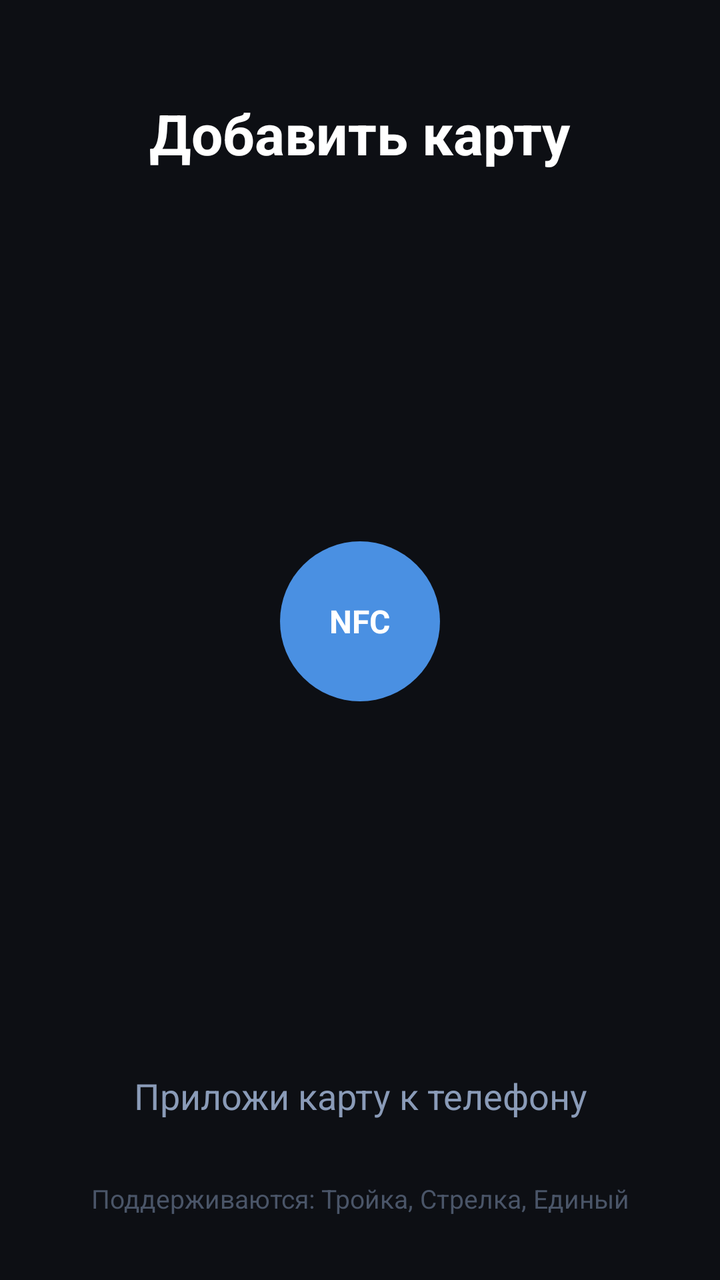
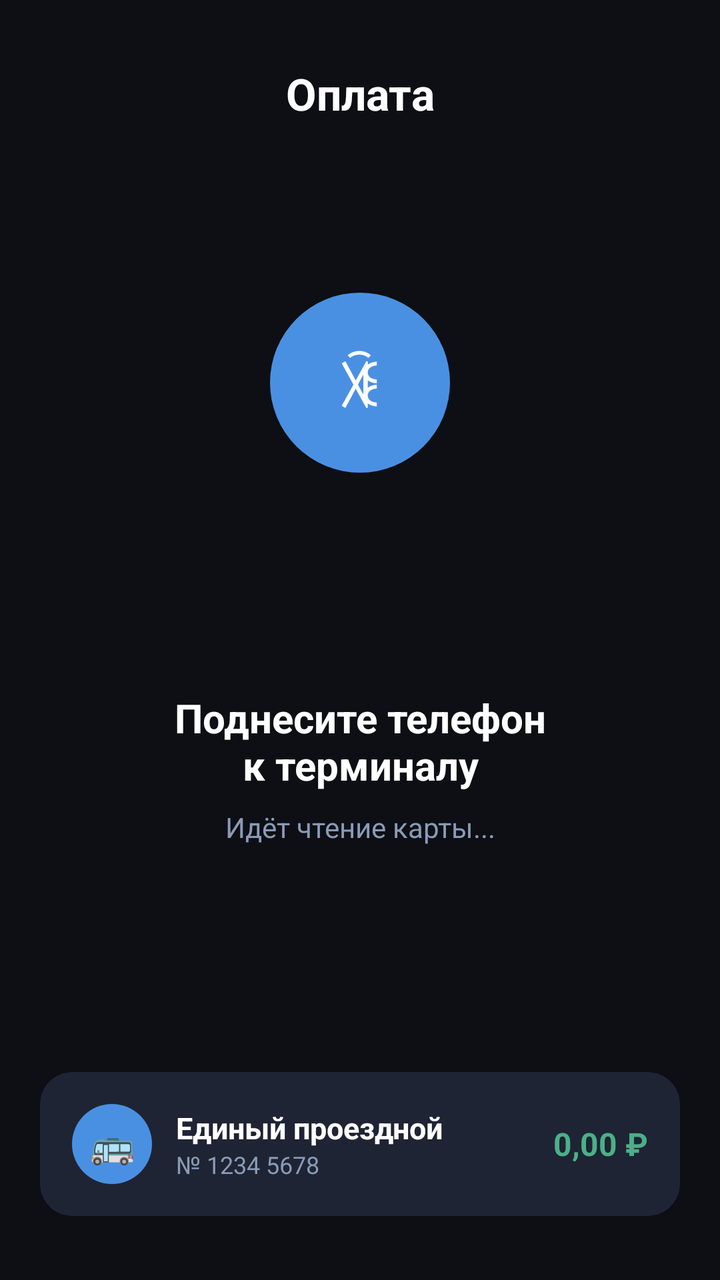

The first picture is an Android layout as it rendered before a commit; the second is the same layout after the commit. The layout source and the unified diff follow.
<!-- AndroidManifest.xml: application theme Theme.TransitWallet -->
<!-- res/layout/fragment_scan.xml -->
<?xml version="1.0" encoding="utf-8"?>
<androidx.constraintlayout.widget.ConstraintLayout
    xmlns:android="http://schemas.android.com/apk/res/android"
    xmlns:app="http://schemas.android.com/apk/res-auto"
    android:layout_width="match_parent"
    android:layout_height="match_parent"
    android:background="@color/background">

    <TextView
        android:id="@+id/scan_title"
        android:layout_width="wrap_content"
        android:layout_height="wrap_content"
        android:layout_marginTop="48dp"
        android:text="Добавить карту"
        android:textColor="@color/text_primary"
        android:textSize="28sp"
        android:textStyle="bold"
        app:layout_constraintEnd_toEndOf="parent"
        app:layout_constraintStart_toStartOf="parent"
        app:layout_constraintTop_toTopOf="parent" />

    <FrameLayout
        android:id="@+id/nfc_animation_container"
        android:layout_width="220dp"
        android:layout_height="220dp"
        app:layout_constraintBottom_toTopOf="@id/scan_status"
        app:layout_constraintEnd_toEndOf="parent"
        app:layout_constraintStart_toStartOf="parent"
        app:layout_constraintTop_toBottomOf="@id/scan_title">

        <View
            android:id="@+id/pulse_ring_3"
            android:layout_width="220dp"
            android:layout_height="220dp"
            android:layout_gravity="center"
            android:alpha="0"
            android:background="@drawable/nfc_pulse_ring" />

        <View
            android:id="@+id/pulse_ring_2"
            android:layout_width="170dp"
            android:layout_height="170dp"
            android:layout_gravity="center"
            android:alpha="0"
            android:background="@drawable/nfc_pulse_ring" />

        <View
            android:id="@+id/pulse_ring_1"
            android:layout_width="120dp"
            android:layout_height="120dp"
            android:layout_gravity="center"
            android:alpha="0"
            android:background="@drawable/nfc_pulse_ring" />

        <View
            android:id="@+id/nfc_center"
            android:layout_width="80dp"
            android:layout_height="80dp"
            android:layout_gravity="center"
            android:background="@drawable/nfc_center_bg" />

        <TextView
            android:layout_width="wrap_content"
            android:layout_height="wrap_content"
            android:layout_gravity="center"
            android:text="NFC"
            android:textColor="@color/white"
            android:textSize="16sp"
            android:textStyle="bold" />

    </FrameLayout>

    <TextView
        android:id="@+id/scan_status"
        android:layout_width="wrap_content"
        android:layout_height="wrap_content"
        android:layout_marginBottom="80dp"
        android:gravity="center"
        android:text="@string/scan_prompt"
        android:textColor="@color/text_secondary"
        android:textSize="18sp"
        app:layout_constraintBottom_toBottomOf="parent"
        app:layout_constraintEnd_toEndOf="parent"
        app:layout_constraintStart_toStartOf="parent" />

    <TextView
        android:id="@+id/scan_hint"
        android:layout_width="wrap_content"
        android:layout_height="wrap_content"
        android:layout_marginBottom="32dp"
        android:gravity="center"
        android:text="Поддерживаются: Тройка, Стрелка, Единый"
        android:textColor="@color/text_hint"
        android:textSize="13sp"
        app:layout_constraintBottom_toBottomOf="parent"
        app:layout_constraintEnd_toEndOf="parent"
        app:layout_constraintStart_toStartOf="parent" />

</androidx.constraintlayout.widget.ConstraintLayout>
<!-- resources referenced by this layout -->
<resources>
  <color name="background">#0D0F14</color>
  <color name="text_hint">#4A5568</color>
  <color name="text_primary">#FFFFFF</color>
  <color name="text_secondary">#8A9BB8</color>
  <color name="white">#FFFFFF</color>
  <!-- drawable nfc_center_bg (drawable) -->
  <?xml version="1.0" encoding="utf-8"?>
  <shape xmlns:android="http://schemas.android.com/apk/res/android"
      android:shape="oval">
      <solid android:color="#4A90E2" />
  </shape>
  <!-- drawable nfc_pulse_ring (drawable) -->
  <?xml version="1.0" encoding="utf-8"?>
  <shape xmlns:android="http://schemas.android.com/apk/res/android"
      android:shape="oval">
      <stroke android:width="2dp" android:color="#4A90E2" />
      <solid android:color="#114A90E2" />
  </shape>
  <string name="scan_prompt">Приложи карту к телефону</string>
  <style name="Theme.TransitWallet" parent="Theme.Material3.Light.NoActionBar">
          <item name="colorPrimary">@color/accent_blue</item>
          <item name="colorPrimaryVariant">@color/accent_blue_dark</item>
          <item name="colorOnPrimary">@color/white</item>
          <item name="colorSurface">@color/surface_light</item>
          <item name="android:windowBackground">@color/background_light</item>
          <item name="android:statusBarColor">@color/background_light</item>
          <item name="android:navigationBarColor">@color/surface_nav_light</item>
          <item name="backgroundColor">@color/background_light</item>
          <item name="surfaceColor">@color/surface_light</item>
          <item name="navColor">@color/surface_nav_light</item>
          <item name="textPrimaryColor">@color/text_primary_light</item>
          <item name="textSecondaryColor">@color/text_secondary_light</item>
          <item name="dividerColor">@color/divider_light</item>
      </style>
  <color name="accent_blue">#4A90E2</color>
  <color name="accent_blue_dark">#2E6DB4</color>
  <color name="surface_light">#FFFFFF</color>
  <color name="background_light">#F5F7FA</color>
  <color name="surface_nav_light">#FFFFFF</color>
  <color name="text_primary_light">#0D0F14</color>
  <color name="text_secondary_light">#4A5568</color>
  <color name="divider_light">#E2E8F0</color>
</resources>

<!-- the commit's change to res/layout/fragment_scan.xml (unified diff, before → after) -->
@@ -7,13 +7,13 @@
     android:background="@color/background">
 
     <TextView
-        android:id="@+id/scan_title"
+        android:id="@+id/pay_title"
         android:layout_width="wrap_content"
         android:layout_height="wrap_content"
-        android:layout_marginTop="48dp"
-        android:text="Добавить карту"
+        android:layout_marginTop="32dp"
+        android:text="Оплата"
         android:textColor="@color/text_primary"
-        android:textSize="28sp"
+        android:textSize="22sp"
         android:textStyle="bold"
         app:layout_constraintEnd_toEndOf="parent"
         app:layout_constraintStart_toStartOf="parent"
@@ -21,41 +21,42 @@
 
     <FrameLayout
         android:id="@+id/nfc_animation_container"
-        android:layout_width="220dp"
-        android:layout_height="220dp"
+        android:layout_width="260dp"
+        android:layout_height="260dp"
         app:layout_constraintBottom_toTopOf="@id/scan_status"
         app:layout_constraintEnd_toEndOf="parent"
         app:layout_constraintStart_toStartOf="parent"
-        app:layout_constraintTop_toBottomOf="@id/scan_title">
+        app:layout_constraintTop_toBottomOf="@id/pay_title"
+        app:layout_constraintVertical_chainStyle="packed">
 
         <View
             android:id="@+id/pulse_ring_3"
-            android:layout_width="220dp"
-            android:layout_height="220dp"
+            android:layout_width="260dp"
+            android:layout_height="260dp"
             android:layout_gravity="center"
             android:alpha="0"
             android:background="@drawable/nfc_pulse_ring" />
 
         <View
             android:id="@+id/pulse_ring_2"
-            android:layout_width="170dp"
-            android:layout_height="170dp"
+            android:layout_width="200dp"
+            android:layout_height="200dp"
             android:layout_gravity="center"
             android:alpha="0"
             android:background="@drawable/nfc_pulse_ring" />
 
         <View
             android:id="@+id/pulse_ring_1"
-            android:layout_width="120dp"
-            android:layout_height="120dp"
+            android:layout_width="140dp"
+            android:layout_height="140dp"
             android:layout_gravity="center"
             android:alpha="0"
             android:background="@drawable/nfc_pulse_ring" />
 
         <View
             android:id="@+id/nfc_center"
-            android:layout_width="80dp"
-            android:layout_height="80dp"
+            android:layout_width="90dp"
+            android:layout_height="90dp"
             android:layout_gravity="center"
             android:background="@drawable/nfc_center_bg" />
 
@@ -63,10 +64,9 @@
             android:layout_width="wrap_content"
             android:layout_height="wrap_content"
             android:layout_gravity="center"
-            android:text="NFC"
+            android:text="&#41447;"
             android:textColor="@color/white"
-            android:textSize="16sp"
-            android:textStyle="bold" />
+            android:textSize="32sp" />
 
     </FrameLayout>
 
@@ -74,26 +74,95 @@
         android:id="@+id/scan_status"
         android:layout_width="wrap_content"
         android:layout_height="wrap_content"
-        android:layout_marginBottom="80dp"
+        android:layout_marginTop="24dp"
         android:gravity="center"
-        android:text="@string/scan_prompt"
-        android:textColor="@color/text_secondary"
-        android:textSize="18sp"
-        app:layout_constraintBottom_toBottomOf="parent"
+        android:text="Поднесите телефон\nк терминалу"
+        android:textColor="@color/text_primary"
+        android:textSize="20sp"
+        android:textStyle="bold"
         app:layout_constraintEnd_toEndOf="parent"
-        app:layout_constraintStart_toStartOf="parent" />
+        app:layout_constraintStart_toStartOf="parent"
+        app:layout_constraintTop_toBottomOf="@id/nfc_animation_container" />
 
     <TextView
         android:id="@+id/scan_hint"
         android:layout_width="wrap_content"
         android:layout_height="wrap_content"
+        android:layout_marginTop="8dp"
+        android:gravity="center"
+        android:text="Идёт чтение карты..."
+        android:textColor="@color/text_secondary"
+        android:textSize="14sp"
+        app:layout_constraintEnd_toEndOf="parent"
+        app:layout_constraintStart_toStartOf="parent"
+        app:layout_constraintTop_toBottomOf="@id/scan_status" />
+
+    <androidx.cardview.widget.CardView
+        android:id="@+id/active_card_view"
+        android:layout_width="0dp"
+        android:layout_height="wrap_content"
+        android:layout_marginHorizontal="20dp"
         android:layout_marginBottom="32dp"
-        android:gravity="center"
-        android:text="Поддерживаются: Тройка, Стрелка, Единый"
-        android:textColor="@color/text_hint"
-        android:textSize="13sp"
+        xmlns:card="http://schemas.android.com/apk/res-auto"
+        card:cardCornerRadius="16dp"
+        card:cardBackgroundColor="@color/surface_card"
+        card:cardElevation="0dp"
         app:layout_constraintBottom_toBottomOf="parent"
         app:layout_constraintEnd_toEndOf="parent"
-        app:layout_constraintStart_toStartOf="parent" />
+        app:layout_constraintStart_toStartOf="parent">
+
+        <LinearLayout
+            android:layout_width="match_parent"
+            android:layout_height="wrap_content"
+            android:orientation="horizontal"
+            android:padding="16dp"
+            android:gravity="center_vertical">
+
+            <TextView
+                android:layout_width="40dp"
+                android:layout_height="40dp"
+                android:background="@drawable/nfc_center_bg"
+                android:gravity="center"
+                android:text="&#128652;"
+                android:textSize="18sp" />
+
+            <LinearLayout
+                android:layout_width="0dp"
+                android:layout_height="wrap_content"
+                android:layout_weight="1"
+                android:layout_marginStart="12dp"
+                android:orientation="vertical">
+
+                <TextView
+                    android:id="@+id/active_card_name"
+                    android:layout_width="wrap_content"
+                    android:layout_height="wrap_content"
+                    android:text="Единый проездной"
+                    android:textColor="@color/text_primary"
+                    android:textSize="15sp"
+                    android:textStyle="bold" />
+
+                <TextView
+                    android:id="@+id/active_card_number"
+                    android:layout_width="wrap_content"
+                    android:layout_height="wrap_content"
+                    android:text="№ 1234 5678"
+                    android:textColor="@color/text_secondary"
+                    android:textSize="12sp" />
+
+            </LinearLayout>
+
+            <TextView
+                android:id="@+id/active_card_balance"
+                android:layout_width="wrap_content"
+                android:layout_height="wrap_content"
+                android:text="0,00 ₽"
+                android:textColor="@color/accent_green"
+                android:textSize="16sp"
+                android:textStyle="bold" />
+
+        </LinearLayout>
+
+    </androidx.cardview.widget.CardView>
 
 </androidx.constraintlayout.widget.ConstraintLayout>
<!-- resource entries referenced after the edit -->
@@ -1,7 +1,8 @@
 <!-- resources referenced by this layout -->
 <resources>
+  <color name="accent_green">#4CAF88</color>
   <color name="background">#0D0F14</color>
-  <color name="text_hint">#4A5568</color>
+  <color name="surface_card">#1E2433</color>
   <color name="text_primary">#FFFFFF</color>
   <color name="text_secondary">#8A9BB8</color>
   <color name="white">#FFFFFF</color>
@@ -18,7 +19,6 @@
       <stroke android:width="2dp" android:color="#4A90E2" />
       <solid android:color="#114A90E2" />
   </shape>
-  <string name="scan_prompt">Приложи карту к телефону</string>
   <style name="Theme.TransitWallet" parent="Theme.Material3.Light.NoActionBar">
           <item name="colorPrimary">@color/accent_blue</item>
           <item name="colorPrimaryVariant">@color/accent_blue_dark</item>
